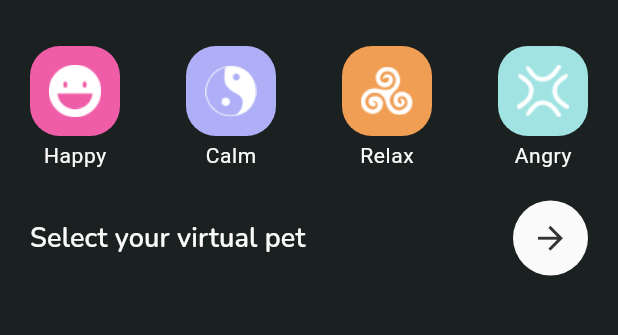
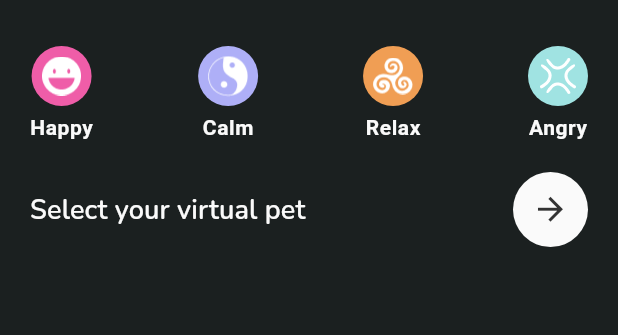
Before and after one commit to AmitCyberbells/moodmate, a Flutter app: the HomePage widget shown alone on an empty page, opened directly, on a phone screen of 412 x 824 dp, the part 107-442 px from its top. Run offline on Flutter 3.47's test engine with Material 3 defaults, Android fonts, the phone set to English and light mode, and no system bars; our stand-ins replace google_fonts, page_transition, video_player.

Commit message:
some widgets are created
the widgets gets repeated many times created and call the widget , second home page design was created

```diff
--- a/lib/core/constants/colors.dart
+++ b/lib/core/constants/colors.dart
@@ -33,3 +33,5 @@ final Color happyColor = Color(0xffEF5DA8);
 final Color calmColor = Color(0xffAEAFF7);
 final Color relaxColor = Color(0xffF09E54);
 final Color angryColor = Color(0xffA0E3E2);
+final Color sadColor = Color(0xffFF4C6B);
+final Color anxiousColor = Color(0xffFF8B83);
--- a/lib/presentation/screens/home/home_page.dart
+++ b/lib/presentation/screens/home/home_page.dart
@@ -1,6 +1,7 @@
 import 'package:flutter/material.dart';
 import 'package:moodmate/core/constants/colors.dart';
 import 'package:moodmate/presentation/screens/home/home_state.dart';
+import 'package:moodmate/presentation/screens/home/widgets/mood_widget.dart';
 import 'package:provider/provider.dart';
 
 class HomePage extends StatelessWidget {
@@ -70,109 +71,25 @@ class HomePage extends StatelessWidget {
           Row(
             mainAxisAlignment: MainAxisAlignment.spaceBetween,
             children: [
-              Column(
-                children: [
-                  Container(
-                    width: 60,
-                    height: 60,
-                    alignment: Alignment.center,
-                    decoration: BoxDecoration(
-                      color: happyColor,
-                      borderRadius: BorderRadius.circular(20),
-                    ),
-                    child: Image.asset(
-                      "assets/images/happy.png",
-                      height: 35,
-                      width: 35,
-                    ),
-                  ),
-                  SizedBox(height: 4),
-                  Text(
-                    "Happy",
-                    style: Theme.of(context).textTheme.bodySmall?.copyWith(
-                      color: softWarmWhite,
-                      fontWeight: FontWeight.w400,
-                    ),
-                  ),
-                ],
+              MoodWidget(
+                img: "assets/images/happy.png",
+                title: "Happy",
+                bgColor: happyColor,
               ),
-              Column(
-                children: [
-                  Container(
-                    width: 60,
-                    height: 60,
-                    alignment: Alignment.center,
-                    decoration: BoxDecoration(
-                      color: calmColor,
-                      borderRadius: BorderRadius.circular(20),
-                    ),
-                    child: Image.asset(
-                      "assets/images/calm.png",
-                      height: 35,
-                      width: 35,
-                    ),
-                  ),
-                  SizedBox(height: 4),
-                  Text(
-                    "Calm",
-                    style: Theme.of(context).textTheme.bodySmall?.copyWith(
-                      color: softWarmWhite,
-                      fontWeight: FontWeight.w400,
-                    ),
-                  ),
-                ],
+              MoodWidget(
+                img: "assets/images/calm.png",
+                title: "Calm",
+                bgColor: calmColor,
               ),
-              Column(
-                children: [
-                  Container(
-                    width: 60,
-                    height: 60,
-                    alignment: Alignment.center,
-                    decoration: BoxDecoration(
-                      color: relaxColor,
-                      borderRadius: BorderRadius.circular(20),
-                    ),
-                    child: Image.asset(
-                      "assets/images/relax.png",
-                      height: 35,
-                      width: 35,
-                    ),
-                  ),
-                  SizedBox(height: 4),
-                  Text(
-                    "Relax",
-                    style: Theme.of(context).textTheme.bodySmall?.copyWith(
-                      color: softWarmWhite,
-                      fontWeight: FontWeight.w400,
-                    ),
-                  ),
-                ],
+              MoodWidget(
+                img: "assets/images/relax.png",
+                title: "Relax",
+                bgColor: relaxColor,
               ),
-              Column(
-                children: [
-                  Container(
-                    width: 60,
-                    height: 60,
-                    alignment: Alignment.center,
-                    decoration: BoxDecoration(
-                      color: angryColor,
-                      borderRadius: BorderRadius.circular(20),
-                    ),
-                    child: Image.asset(
-                      "assets/images/angry.png",
-                      height: 35,
-                      width: 35,
-                    ),
-                  ),
-                  SizedBox(height: 4),
-                  Text(
-                    "Angry",
-                    style: Theme.of(context).textTheme.bodySmall?.copyWith(
-                      color: softWarmWhite,
-                      fontWeight: FontWeight.w400,
-                    ),
-                  ),
-                ],
+              MoodWidget(
+                img: "assets/images/angry.png",
+                title: "Angry",
+                bgColor: angryColor,
               ),
             ],
           ),
--- /dev/null
+++ b/lib/presentation/screens/home/widgets/mood_widget.dart
@@ -0,0 +1,40 @@
+import 'package:flutter/material.dart';
+import 'package:moodmate/core/constants/colors.dart';
+
+class MoodWidget extends StatelessWidget {
+  final String title;
+  final String img;
+  final Color bgColor;
+  const MoodWidget({
+    required this.img,
+    required this.title,
+    required this.bgColor,
+    super.key,
+  });
+
+  @override
+  Widget build(BuildContext context) {
+    return Column(
+      mainAxisAlignment: MainAxisAlignment.center,
+      children: [
+        Container(
+          width: 40,
+          height: 40,
+          decoration: BoxDecoration(
+            color: bgColor,
+            borderRadius: BorderRadius.circular(100),
+          ),
+          child: Image.asset(img, scale: 1.5),
+        ),
+        SizedBox(height: 5),
+        Text(
+          title,
+          style: Theme.of(context).textTheme.bodySmall?.copyWith(
+            color: softWarmWhite,
+            fontWeight: FontWeight.w600,
+          ),
+        ),
+      ],
+    );
+  }
+}
```
Also changed, not shown: lib/presentation/screens/home/second_home_page.dart (added, +247 -0 lines), lib/presentation/screens/main/main_page.dart (+2 -6 lines), assets/images/anxious.png (added), assets/images/sad.png (added), 8 other files.
